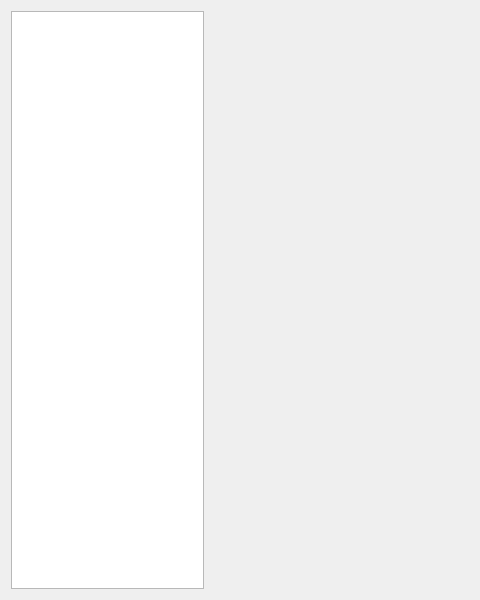
First picture: the form in mainwidget.ui, repository LeafKwei/imgpkr, before the edit; both pictures show x 0 to 480 and y 0 to 600 of the 800 by 600 pixel window.
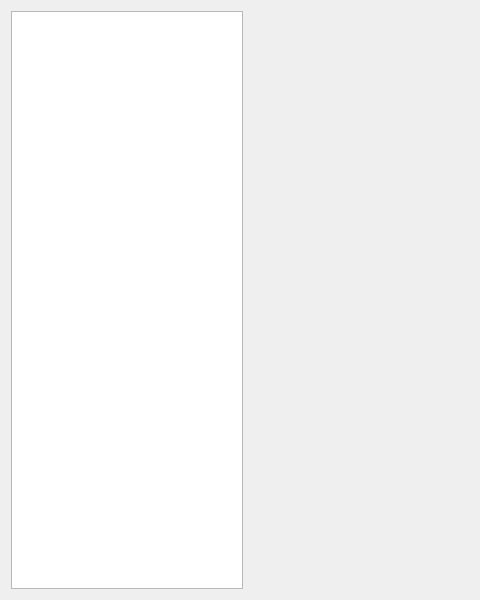
Second picture: the form after the edit.

```diff
--- a/mainwidget.ui
+++ b/mainwidget.ui
@@ -13,17 +13,15 @@
   <property name="windowTitle">
    <string>Form</string>
   </property>
-  <layout class="QHBoxLayout" name="horizontalLayout" stretch="1,3">
+  <layout class="QHBoxLayout" name="horizontalLayout" stretch="3,7">
    <item>
-    <widget class="QListView" name="wgtProjectItem"/>
+    <widget class="QListWidget" name="wgtProjectItem"/>
    </item>
    <item>
     <widget class="QStackedWidget" name="wgtProject">
      <property name="currentIndex">
       <number>1</number>
      </property>
-     <widget class="QWidget" name="page"/>
-     <widget class="QWidget" name="page_2"/>
     </widget>
    </item>
   </layout>
```
Left out of the diff: 2 changed lines with no effect on the pictures.
